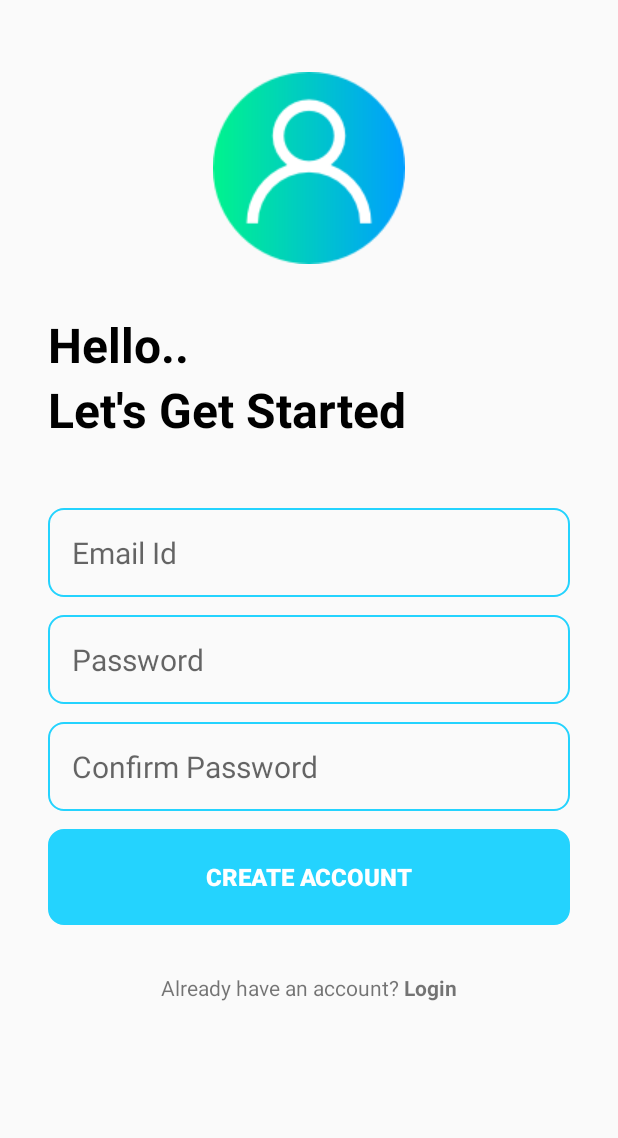
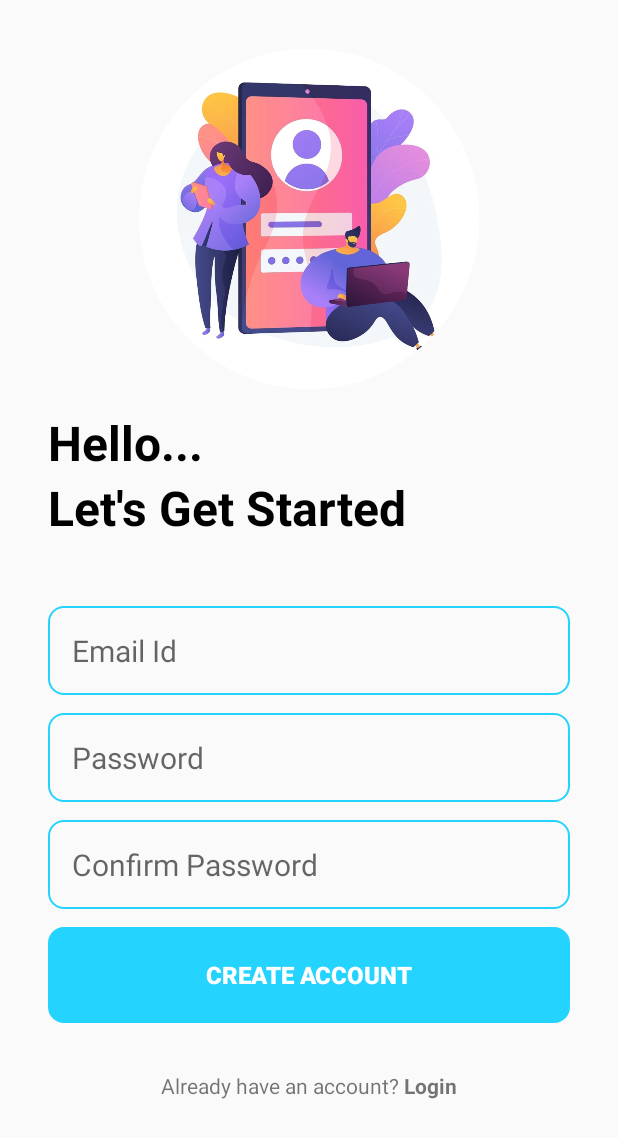
Before and after one commit to Shuchita33/Notes-App-with-User-Authentication, an Android app: the screen it shows after launch (CreateAccountActivity), on a phone screen of 412 x 824 dp. Shown: the top 1138 px of the screen. Run offline under Robolectric (Android 15) with nearby library versions, the phone set to English and light mode, and no system bars.

Commit message:
Changed the login page icon

```diff
--- a/app/src/main/res/layout/activity_create_account.xml
+++ b/app/src/main/res/layout/activity_create_account.xml
@@ -1,5 +1,6 @@
 <?xml version="1.0" encoding="utf-8"?>
 <RelativeLayout xmlns:android="http://schemas.android.com/apk/res/android"
+    xmlns:app="http://schemas.android.com/apk/res-auto"
     xmlns:tools="http://schemas.android.com/tools"
     android:layout_width="match_parent"
     android:layout_height="match_parent"
@@ -7,26 +8,27 @@
     android:layout_marginVertical="16dp"
     android:layout_marginHorizontal="32dp"
     tools:context=".CreateAccountActivity">
+
     <ImageView
-        android:layout_width="128dp"
-        android:layout_height="128dp"
-        android:layout_centerHorizontal="true"
-        android:layout_marginVertical="32dp"
         android:id="@+id/sign_up_icon"
-        android:src="@drawable/sign_up"/>
+        android:layout_width="match_parent"
+        android:layout_height="257dp"
+        app:srcCompat="@drawable/lgn" />
+
     <LinearLayout
         android:layout_width="match_parent"
         android:layout_height="wrap_content"
         android:id="@+id/hello_text"
         android:layout_below="@id/sign_up_icon"
         android:orientation="vertical">
+
         <TextView
             android:layout_width="match_parent"
             android:layout_height="wrap_content"
-            android:text="Hello.."
+            android:text="Hello..."
             android:textColor="@color/black"
             android:textSize="32sp"
-            android:textStyle="bold"/>
+            android:textStyle="bold" />
         <TextView
             android:layout_width="match_parent"
             android:layout_height="wrap_content"
```
Also changed, not shown: app/src/main/res/drawable-v24/lgn.png (added).
